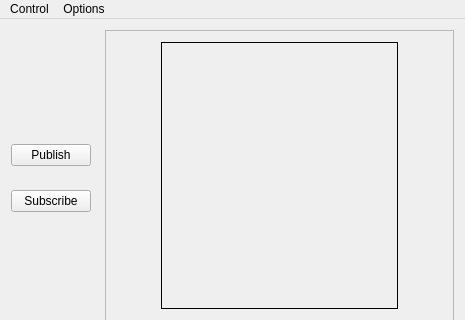
The window that utils/ShapesDemo/forms/mainwindow.ui (eProsima/Fast-DDS) describes before a commit, drawn with Qt 5; both pictures show x 0 to 465 and y 0 to 320 of the 465 by 650 pixel window.
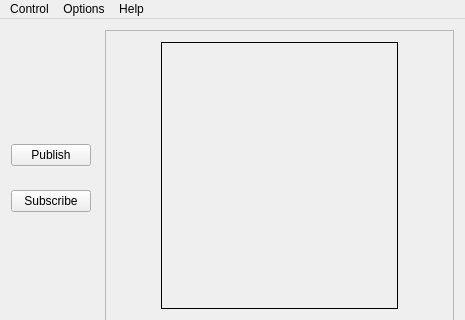
The same window after the commit. Custom widgets are drawn as their Qt base class.

Diff of the .ui file:
```diff
--- a/utils/ShapesDemo/forms/mainwindow.ui
+++ b/utils/ShapesDemo/forms/mainwindow.ui
@@ -356,8 +356,17 @@
     <addaction name="actionStop"/>
     <addaction name="actionExit"/>
    </widget>
+   <widget class="QMenu" name="menuHelp">
+    <property name="title">
+     <string>Help</string>
+    </property>
+    <addaction name="actionAbout"/>
+    <addaction name="actionUser_Manual"/>
+    <addaction name="actionInteroperability_Troubleshooting"/>
+   </widget>
    <addaction name="menuControl"/>
    <addaction name="menuOptions"/>
+   <addaction name="menuHelp"/>
   </widget>
   <action name="actionPreferences">
    <property name="text">
```
Left out of the diff: 15 changed lines with no effect on the pictures.
